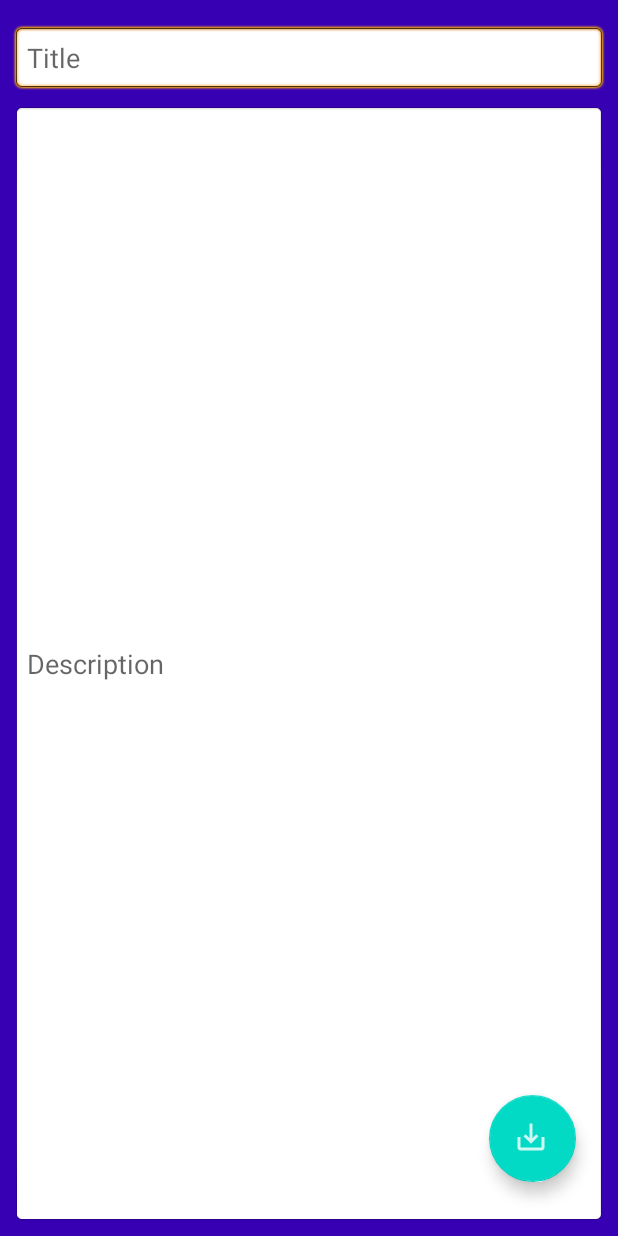
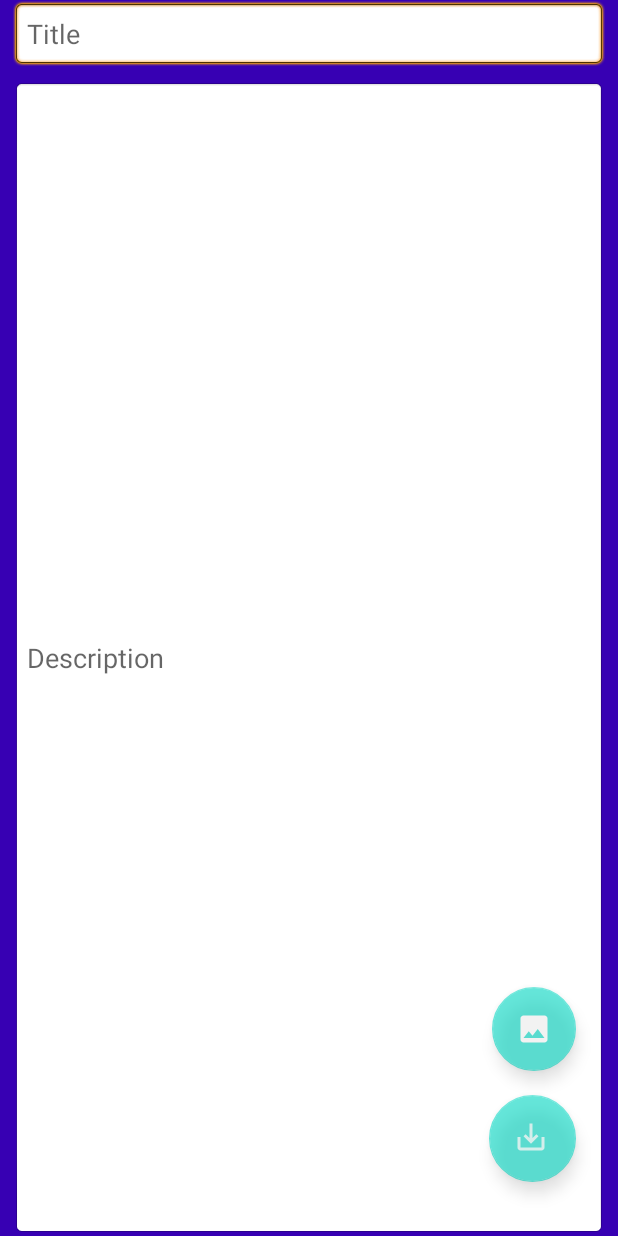
Before and after one commit to MadMakZa/Sql_database, an Android app: the EditActivity screen opened directly, with no data from a screen before it, on a phone screen of 412 x 824 dp. Run offline under Robolectric (Android 15) with nearby library versions, the phone set to English and light mode, and no system bars.

Commit message:
lesson 4 add Image and Buttons for edit

```diff
--- a/app/src/main/res/layout/activity_edit.xml
+++ b/app/src/main/res/layout/activity_edit.xml
@@ -7,13 +7,59 @@
     android:background="@color/colorPrimaryDark"
     tools:context=".EditActivity">
 
+    <androidx.constraintlayout.widget.ConstraintLayout
+        android:id="@+id/imageContainer"
+        android:layout_width="0dp"
+        android:layout_height="0dp"
+        android:layout_marginTop="8dp"
+        android:layout_marginBottom="4dp"
+        android:visibility="gone"
+        app:layout_constraintBottom_toTopOf="@+id/guideline2"
+        app:layout_constraintEnd_toEndOf="@+id/edTitle"
+        app:layout_constraintStart_toStartOf="@+id/edTitle"
+        app:layout_constraintTop_toTopOf="parent"
+        app:layout_constraintVertical_bias="0.0">
+
+        <ImageView
+            android:id="@+id/imNewImage"
+            android:layout_width="0dp"
+            android:layout_height="0dp"
+            android:background="@android:drawable/editbox_background"
+            app:layout_constraintBottom_toBottomOf="parent"
+            app:layout_constraintEnd_toEndOf="parent"
+            app:layout_constraintStart_toStartOf="parent"
+            app:layout_constraintTop_toTopOf="parent"
+            app:srcCompat="@drawable/ic_add_image" />
+
+        <ImageButton
+            android:id="@+id/imEditImage"
+            android:layout_width="wrap_content"
+            android:layout_height="wrap_content"
+            android:layout_marginTop="8dp"
+            android:layout_marginEnd="8dp"
+            android:layout_marginRight="8dp"
+            app:layout_constraintEnd_toEndOf="@+id/imNewImage"
+            app:layout_constraintTop_toTopOf="@+id/imNewImage"
+            app:srcCompat="@android:drawable/ic_menu_edit" />
+
+        <ImageButton
+            android:id="@+id/imDeleteImage"
+            android:layout_width="wrap_content"
+            android:layout_height="wrap_content"
+            android:layout_marginEnd="4dp"
+            android:layout_marginRight="4dp"
+            android:layout_marginBottom="8dp"
+            app:layout_constraintBottom_toBottomOf="parent"
+            app:layout_constraintEnd_toEndOf="@+id/imNewImage"
+            app:srcCompat="@android:drawable/ic_menu_delete" />
+    </androidx.constraintlayout.widget.ConstraintLayout>
+
     <EditText
         android:id="@+id/edTitle"
         android:layout_width="0dp"
         android:layout_height="wrap_content"
         android:layout_marginStart="8dp"
         android:layout_marginLeft="8dp"
-        android:layout_marginTop="16dp"
         android:layout_marginEnd="8dp"
         android:layout_marginRight="8dp"
         android:background="@android:drawable/editbox_background"
@@ -22,16 +68,15 @@
         android:inputType="textPersonName"
         android:padding="10dp"
         app:layout_constraintEnd_toEndOf="parent"
-        app:layout_constraintHorizontal_bias="0.497"
+        app:layout_constraintHorizontal_bias="0.0"
         app:layout_constraintStart_toStartOf="parent"
-        app:layout_constraintTop_toTopOf="parent" />
+        app:layout_constraintTop_toBottomOf="@+id/imageContainer" />
 
     <EditText
         android:id="@+id/edDesc"
         android:layout_width="0dp"
         android:layout_height="0dp"
         android:layout_marginTop="8dp"
-        android:layout_marginBottom="8dp"
         android:background="@android:drawable/editbox_background"
         android:ems="10"
         android:hint="Description"
@@ -51,10 +96,31 @@
         android:layout_marginEnd="28dp"
         android:layout_marginRight="28dp"
         android:layout_marginBottom="36dp"
+        android:alpha="0.6"
         android:clickable="true"
         android:onClick="onClickSave"
         app:layout_constraintBottom_toBottomOf="parent"
         app:layout_constraintEnd_toEndOf="parent"
         app:srcCompat="@drawable/ic_save" />
 
+    <com.google.android.material.floatingactionbutton.FloatingActionButton
+        android:id="@+id/dbAddImage"
+        android:layout_width="wrap_content"
+        android:layout_height="wrap_content"
+        android:layout_marginBottom="16dp"
+        android:alpha="0.6"
+        android:clickable="true"
+        app:layout_constraintBottom_toTopOf="@+id/floatingActionButton"
+        app:layout_constraintEnd_toEndOf="@+id/floatingActionButton"
+        app:srcCompat="@drawable/ic_add_image" />
+
+    <androidx.constraintlayout.widget.Guideline
+        android:id="@+id/guideline2"
+        android:layout_width="wrap_content"
+        android:layout_height="wrap_content"
+        android:orientation="horizontal"
+        app:layout_constraintBottom_toBottomOf="parent"
+        app:layout_constraintGuide_percent="0.33242133"
+        app:layout_constraintTop_toTopOf="parent" />
+
 </androidx.constraintlayout.widget.ConstraintLayout>
```
